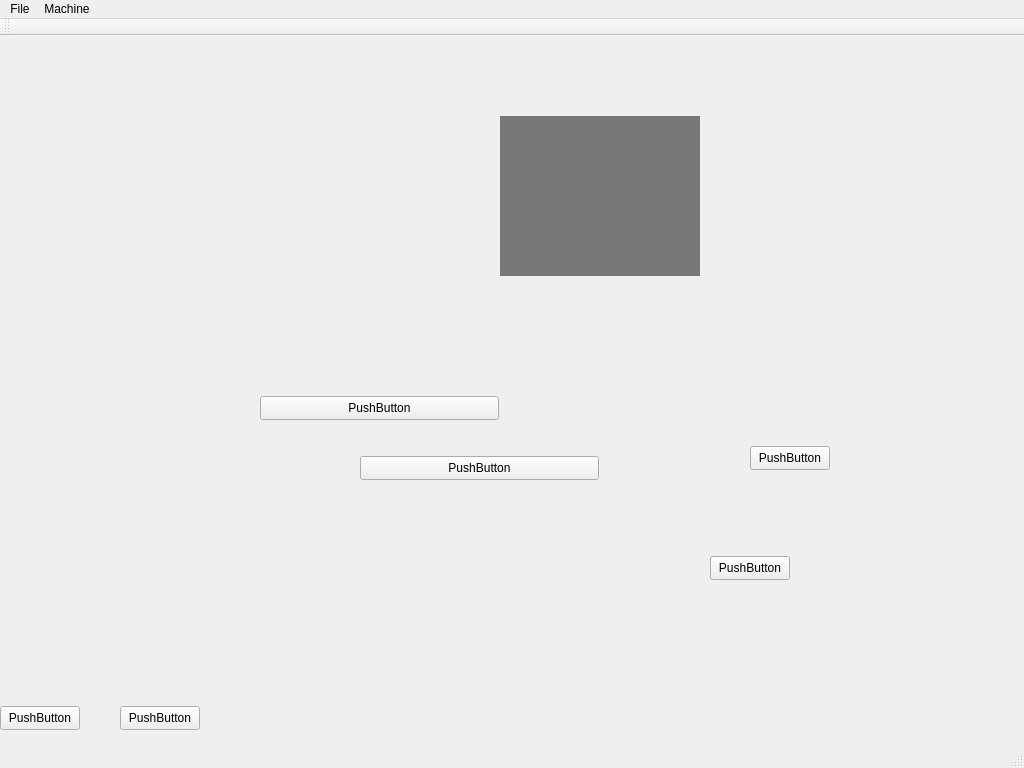
Before: the Qt Designer form src/secnc/semainwindow.ui in AlexanderKashitca/se-cnc, drawn with Qt 5.
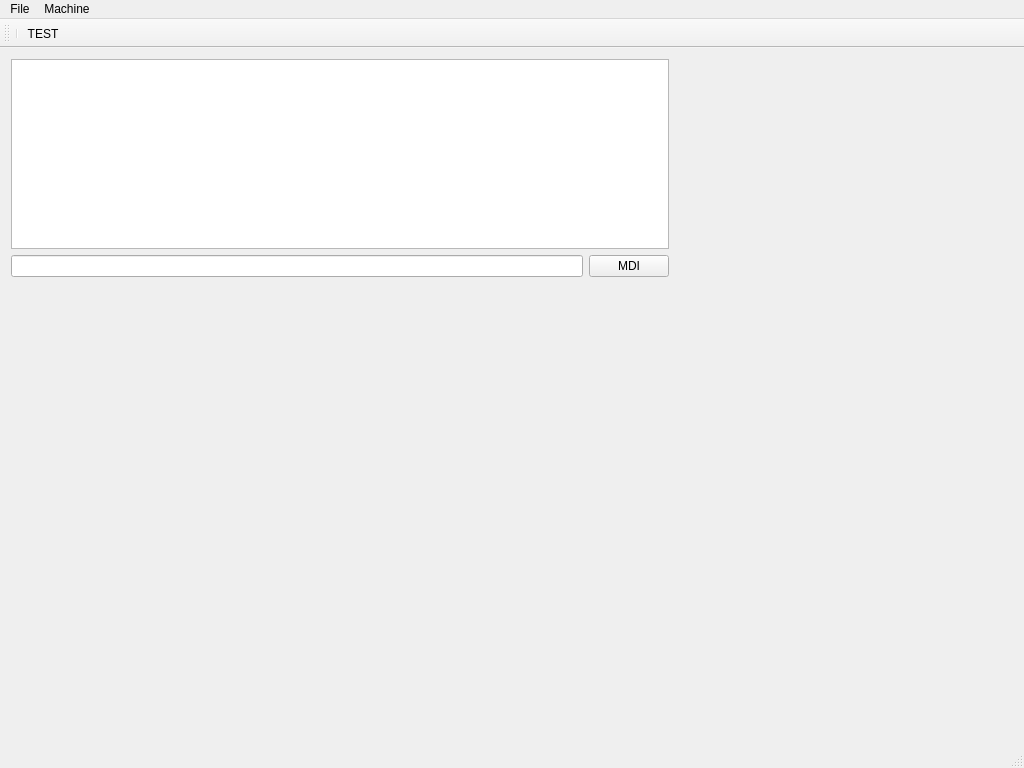
After: the same form once the commit is applied.

Commit message: gui append functions

The edit to the form file:
```diff
--- a/src/secnc/semainwindow.ui
+++ b/src/secnc/semainwindow.ui
@@ -10,6 +10,18 @@
     <height>768</height>
    </rect>
   </property>
+  <property name="minimumSize">
+   <size>
+    <width>1024</width>
+    <height>768</height>
+   </size>
+  </property>
+  <property name="maximumSize">
+   <size>
+    <width>1024</width>
+    <height>768</height>
+   </size>
+  </property>
   <property name="palette">
    <palette>
     <active>
@@ -462,93 +474,80 @@
    <set>QMainWindow::AllowTabbedDocks|QMainWindow::AnimatedDocks</set>
   </property>
   <widget class="QWidget" name="centralWidget">
-   <widget class="QPushButton" name="pushButton">
+   <widget class="QWidget" name="programGridWidget" native="true">
+    <property name="enabled">
+     <bool>true</bool>
+    </property>
     <property name="geometry">
      <rect>
       <x>0</x>
-      <y>670</y>
-      <width>80</width>
-      <height>24</height>
+      <y>0</y>
+      <width>680</width>
+      <height>240</height>
      </rect>
     </property>
-    <property name="text">
-     <string>PushButton</string>
+    <property name="minimumSize">
+     <size>
+      <width>680</width>
+      <height>240</height>
+     </size>
     </property>
-   </widget>
-   <widget class="QPushButton" name="pushButton_2">
-    <property name="geometry">
-     <rect>
-      <x>120</x>
-      <y>670</y>
-      <width>80</width>
-      <height>24</height>
-     </rect>
+    <property name="maximumSize">
+     <size>
+      <width>680</width>
+      <height>240</height>
+     </size>
     </property>
-    <property name="text">
-     <string>PushButton</string>
-    </property>
+    <layout class="QGridLayout" name="gridLayout">
+     <item row="1" column="0">
+      <widget class="QLineEdit" name="lineEdit"/>
+     </item>
+     <item row="1" column="1">
+      <widget class="QPushButton" name="mdiPushButton">
+       <property name="text">
+        <string>MDI</string>
+       </property>
+      </widget>
+     </item>
+     <item row="0" column="0" colspan="2">
+      <widget class="QTextEdit" name="programCodeEdit">
+       <property name="font">
+        <font>
+         <pointsize>15</pointsize>
+        </font>
+       </property>
+       <property name="lineWrapMode">
+        <enum>QTextEdit::NoWrap</enum>
+       </property>
+       <property name="readOnly">
+        <bool>true</bool>
+       </property>
+      </widget>
+     </item>
+    </layout>
    </widget>
-   <widget class="QPushButton" name="pushButton_5">
+   <widget class="QWidget" name="diagnosticIIOGridWidget" native="true">
     <property name="geometry">
      <rect>
-      <x>710</x>
-      <y>520</y>
-      <width>80</width>
-      <height>24</height>
+      <x>0</x>
+      <y>0</y>
+      <width>680</width>
+      <height>240</height>
      </rect>
     </property>
-    <property name="text">
-     <string>PushButton</string>
+    <property name="minimumSize">
+     <size>
+      <width>680</width>
+      <height>240</height>
+     </size>
     </property>
-   </widget>
-   <widget class="QPushButton" name="pushButton_6">
-    <property name="geometry">
-     <rect>
-      <x>750</x>
-      <y>410</y>
-      <width>80</width>
-      <height>24</height>
-     </rect>
+    <property name="maximumSize">
+     <size>
+      <width>680</width>
+      <height>240</height>
+     </size>
     </property>
-    <property name="text">
-     <string>PushButton</string>
-    </property>
-   </widget>
-   <widget class="QMdiArea" name="mdiArea">
-    <property name="geometry">
-     <rect>
-      <x>500</x>
-      <y>80</y>
-      <width>200</width>
-      <height>160</height>
-     </rect>
-    </property>
-   </widget>
-   <widget class="QPushButton" name="pushButton_3">
-    <property name="geometry">
-     <rect>
-      <x>360</x>
-      <y>420</y>
-      <width>239</width>
-      <height>24</height>
-     </rect>
-    </property>
-    <property name="text">
-     <string>PushButton</string>
-    </property>
-   </widget>
-   <widget class="QPushButton" name="pushButton_4">
-    <property name="geometry">
-     <rect>
-      <x>260</x>
-      <y>360</y>
-      <width>239</width>
-      <height>24</height>
-     </rect>
-    </property>
-    <property name="text">
-     <string>PushButton</string>
-    </property>
+    <layout class="QGridLayout" name="gridLayout_2"/>
    </widget>
   </widget>
   <widget class="QMenuBar" name="menuBar">
@@ -580,12 +579,17 @@
    <addaction name="menuMachine"/>
   </widget>
   <widget class="QToolBar" name="mainToolBar">
+   <property name="toolButtonStyle">
+    <enum>Qt::ToolButtonTextOnly</enum>
+   </property>
    <attribute name="toolBarArea">
     <enum>TopToolBarArea</enum>
    </attribute>
    <attribute name="toolBarBreak">
     <bool>false</bool>
    </attribute>
+   <addaction name="separator"/>
+   <addaction name="actionTEST"/>
   </widget>
   <widget class="QStatusBar" name="statusBar"/>
   <action name="actionOpen">
@@ -611,6 +615,14 @@
     <string>Diagnostic I/O</string>
    </property>
   </action>
+  <action name="actionTEST">
+   <property name="text">
+    <string>TEST</string>
+   </property>
+   <property name="shortcut">
+    <string>Ctrl+D</string>
+   </property>
+  </action>
  </widget>
  <layoutdefault spacing="6" margin="11"/>
  <resources/>
```
Left out of the diff: 4 changed lines with no effect on the pictures. The commit also changes 7 other files.
